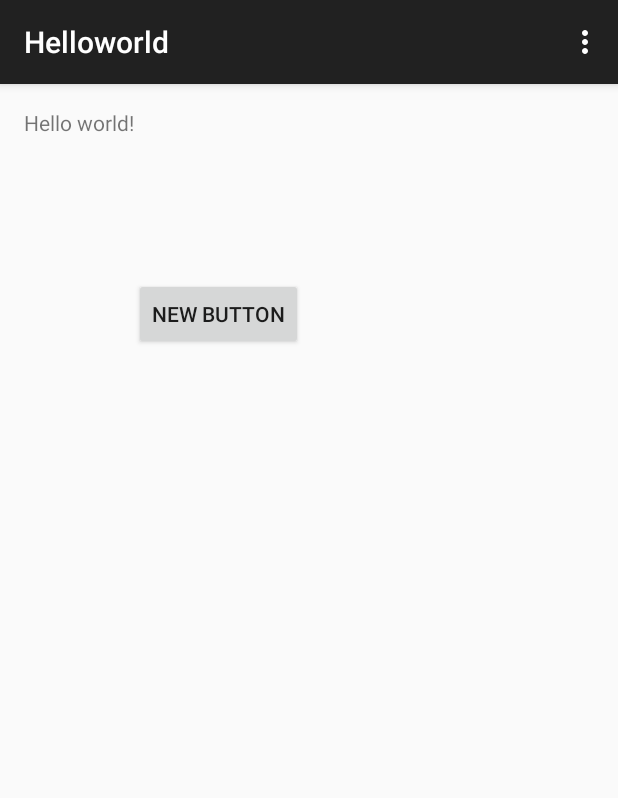
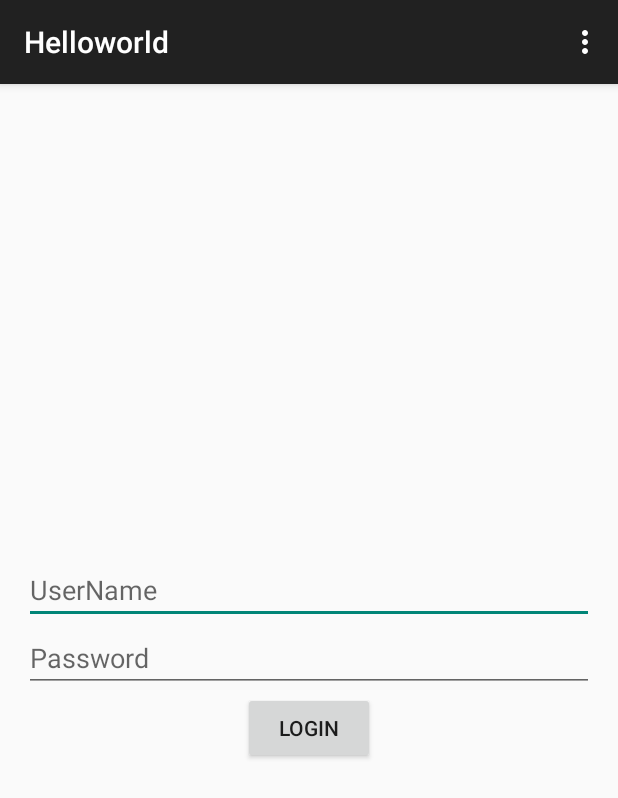
Before and after one commit to Ranjith30/Test, an Android app: the screen it shows after launch (MainActivity), on a phone screen of 412 x 824 dp. Shown: the top 798 px of the screen. Run offline under Robolectric (Android 15) with nearby library versions, the phone set to English and light mode, and no system bars; 3 statements that could not run were skipped.

Commit message:
Login Screen

```diff
--- a/app/src/main/res/layout/activity_main.xml
+++ b/app/src/main/res/layout/activity_main.xml
@@ -4,21 +4,32 @@
     android:paddingRight="@dimen/activity_horizontal_margin"
     android:paddingTop="@dimen/activity_vertical_margin"
     android:paddingBottom="@dimen/activity_vertical_margin" tools:context=".MainActivity"
-    >
+    android:gravity="center"
+    android:layout_gravity="center">
 
-    <TextView android:text="@string/hello_world" android:layout_width="wrap_content"
+    <EditText
+        android:layout_width="match_parent"
         android:layout_height="wrap_content"
-        android:id="@+id/hello"/>
+        android:id="@+id/editText"
+        android:hint="UserName"
+        android:layout_centerVertical="true"
+        android:layout_alignParentLeft="true"
+        android:layout_alignParentStart="true" />
+
+    <EditText
+        android:layout_width="match_parent"
+        android:layout_height="wrap_content"
+        android:id="@+id/editText2"
+        android:hint="Password"
+        android:layout_below="@+id/editText"
+        android:layout_alignParentLeft="true"
+        android:layout_alignParentStart="true" />
 
     <Button
         android:layout_width="wrap_content"
         android:layout_height="wrap_content"
-        android:text="New Button"
-        android:id="@+id/button1"
-
-        android:layout_marginTop="94dp"
-        android:layout_below="@+id/hello"
-        android:layout_toRightOf="@+id/hello"
-        android:layout_toEndOf="@+id/hello" />
-
+        android:text="Login"
+        android:id="@+id/button"
+        android:layout_below="@+id/editText2"
+        android:layout_centerHorizontal="true" />
 </RelativeLayout>
```
Also changed, not shown: 2 other files.
